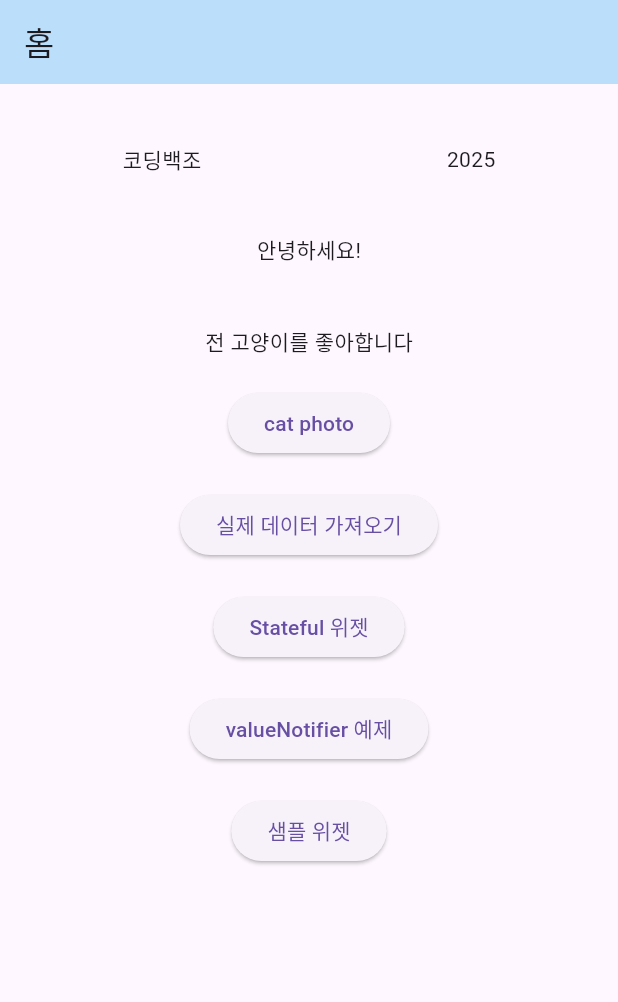
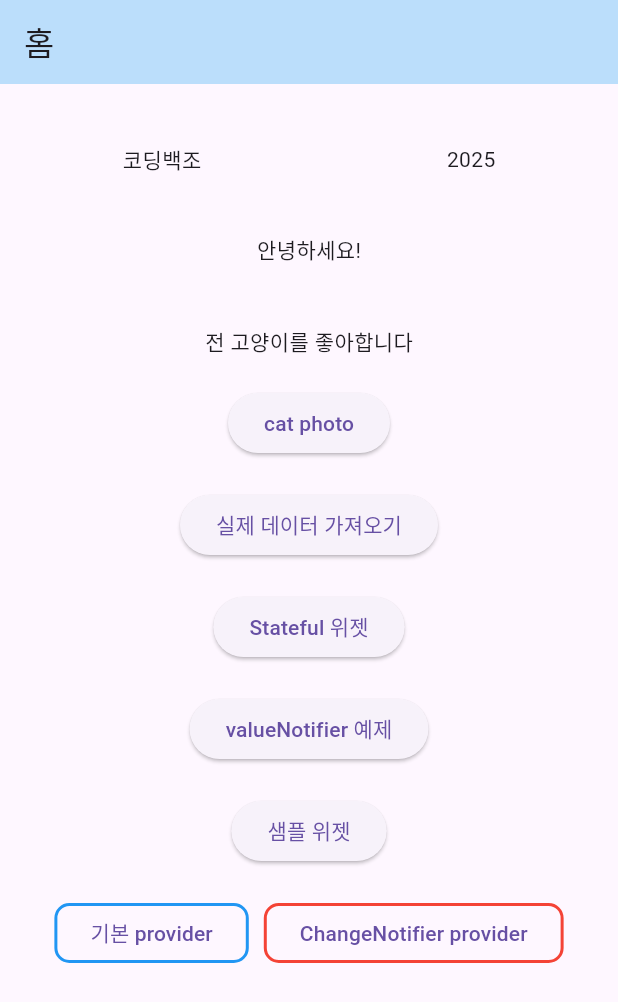
Before and after one commit to label94/simpleFlutter, a Flutter app: the screen it shows after launch, on a phone screen of 412 x 824 dp. Shown: the top 1002 px of the screen. Run offline on Flutter 3.47's test engine with Material 3 defaults, Android fonts, the phone set to English and light mode, and no system bars.

Commit message:
[feat] 기본 provider 예제 추가

```diff
--- a/lib/screens/s_main_page.dart
+++ b/lib/screens/s_main_page.dart
@@ -1,5 +1,7 @@
 import 'package:flutter/material.dart';
+import 'package:provider/provider.dart';
 import 'package:simple_flutter/screens/photo_screen.dart';
+import 'package:simple_flutter/screens/s_sample_provider.dart';
 import 'package:simple_flutter/screens/s_sample_widget_page.dart';
 import 'package:simple_flutter/screens/s_simple_state_ful.dart';
 import 'package:simple_flutter/screens/s_user_screen.dart';
@@ -80,7 +82,49 @@ class MyApp extends StatelessWidget {
                 onNavigate('sample', const SampleBaseWidgetScreen(), title: "샘플 위젯");
               },
               child: const Text('샘플 위젯'),
-            )
+            ),
+
+            const SizedBox(height: 20),
+
+            SingleChildScrollView(
+              scrollDirection: Axis.horizontal, // 가로 스크롤
+              child: Row(
+                children: [
+                  OutlinedButton(
+                    onPressed: () {
+                      // 기본 Provider 사용
+                      onNavigate('user', Provider<User>(
+                        create: (_) => User(name: '홍길동', age: 30),
+                        child: UserInfoPage(),
+                      ), title: "사용자 정보");
+                    },
+                    style: OutlinedButton.styleFrom(
+                      side: BorderSide(color: Colors.blue, width: 2),
+                      shape: RoundedRectangleBorder(
+                        borderRadius: BorderRadius.circular(10),
+                      )
+                    ),
+                    child: const Text('기본 provider'),
+                  ),
+
+                  const SizedBox(width: 10),
+
+                  OutlinedButton(
+                    onPressed: () {
+
+                    },
+                    style: OutlinedButton.styleFrom(
+                        side: BorderSide(color: Colors.red, width: 2),
+                        shape: RoundedRectangleBorder(
+                          borderRadius: BorderRadius.circular(10),
+                        )
+                    ),
+                    child: const Text('ChangeNotifier provider'),
+                  ),
+
+                ],
+              ),
+            ),
 
           ],
         ),
--- /dev/null
+++ b/lib/screens/s_sample_provider.dart
@@ -0,0 +1,43 @@
+
+library;
+
+import 'package:flutter/cupertino.dart';
+import 'package:flutter/material.dart';
+import 'package:provider/provider.dart';
+
+/// 기본 Provider 예제
+
+/* 데이터 모델 */
+class User {
+  final String name;
+  final int age;
+
+  const User({required this.name, required this.age});
+}
+
+/* Provider */
+class UserInfoPage extends StatelessWidget {
+  const UserInfoPage({super.key});
+
+  // ui 그리기
+  @override
+  Widget build(BuildContext context) {
+    // Provider 에서 데이터 가져오기
+    final user = Provider.of<User>(context);
+
+    return Container(
+      width: MediaQuery.of(context).size.width, // 현재 기기 사이즈 만큼 설정,
+      height: MediaQuery.of(context).size.height,
+      color: Colors.white,
+      child: Center(
+        child: Column(
+          mainAxisAlignment: MainAxisAlignment.center,
+          children: [
+            Text('이름 : ${user.name}'),
+            Text('나이 : ${user.age}')
+          ],
+        ),
+      ),
+    );
+  }
+}
--- a/pubspec.yaml
+++ b/pubspec.yaml
@@ -37,6 +37,7 @@ dependencies:
   english_words: ^4.0.0
   collection: ^1.19.1
   http: ^1.4.0
+  provider: ^6.1.5
 
 dev_dependencies:
   flutter_test:
```
Also changed, not shown: pubspec.lock.
